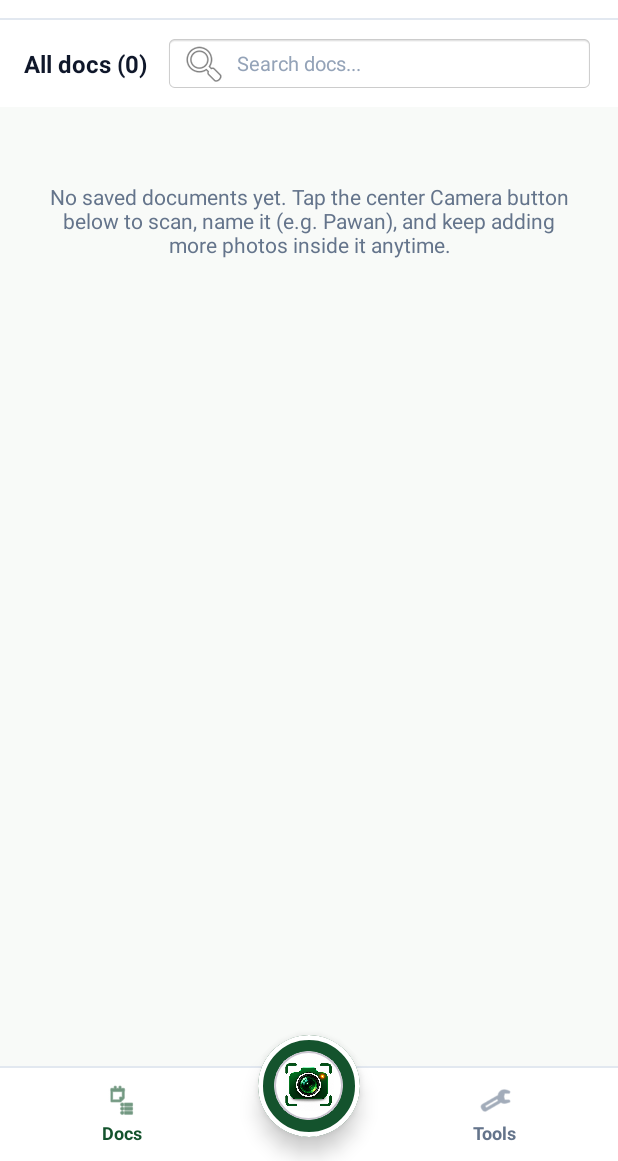
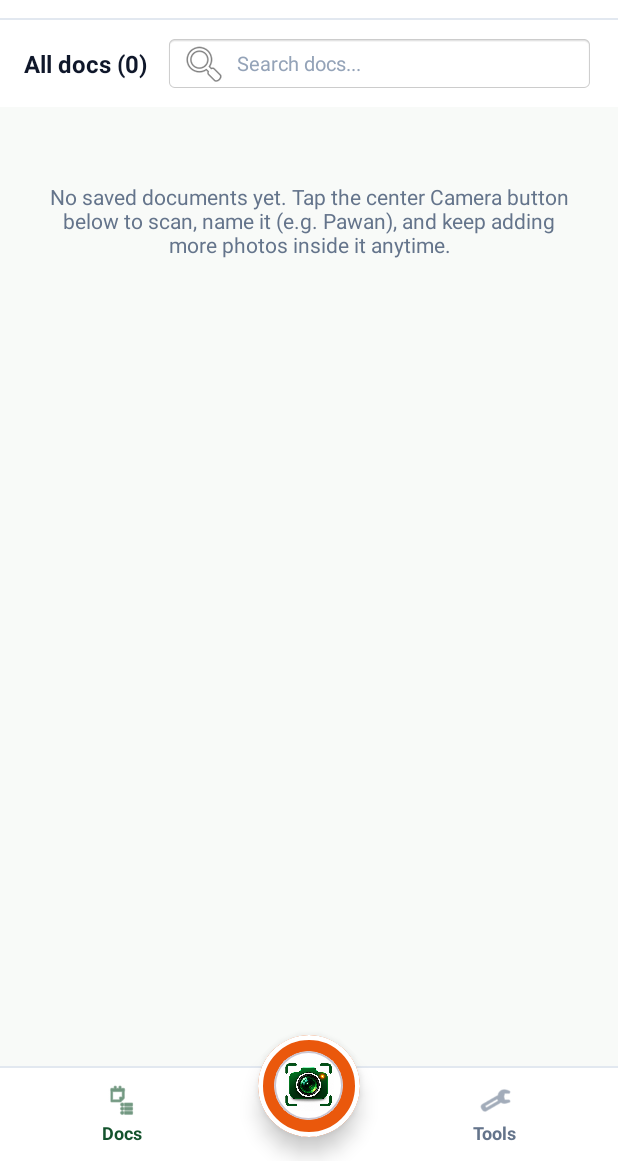
Before and after one commit to advocatevickytiwari/DocMitra-App, an Android app: the screen it shows after launch (MainActivity), on a phone screen of 412 x 824 dp, the part 75-1236 px from its top. Run offline under Robolectric (Android 15) with nearby library versions, the phone set to English and light mode, and no system bars; libraries missing offline, so code that uses them is left out: com.google.mlkit.vision.

Commit message:
Update activity_main.xml

```diff
--- a/app/src/main/res/layout/activity_main.xml
+++ b/app/src/main/res/layout/activity_main.xml
@@ -522,7 +522,7 @@
         </LinearLayout>
     </LinearLayout>
 
-    <!-- Floating Circular Camera Button Centered Over Bottom Bar -->
+    <!-- Floating Circular Camera Button Matching "Doc" Orange (#EA580C) -->
     <com.google.android.material.card.MaterialCardView
         android:id="@+id/cardCamScan"
         android:layout_width="68dp"
@@ -530,7 +530,7 @@
         android:layout_marginBottom="16dp"
         android:clickable="true"
         android:focusable="true"
-        app:cardBackgroundColor="#14532D"
+        app:cardBackgroundColor="#EA580C"
         app:cardCornerRadius="34dp"
         app:cardElevation="8dp"
         app:layout_constraintBottom_toBottomOf="parent"
```
